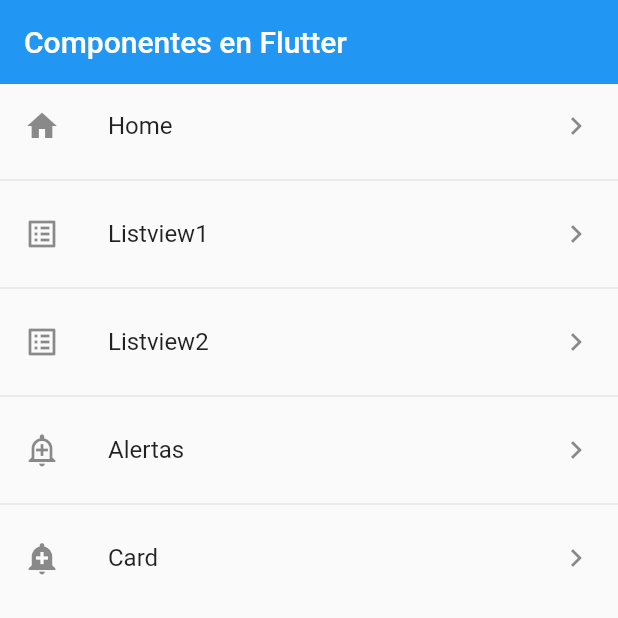
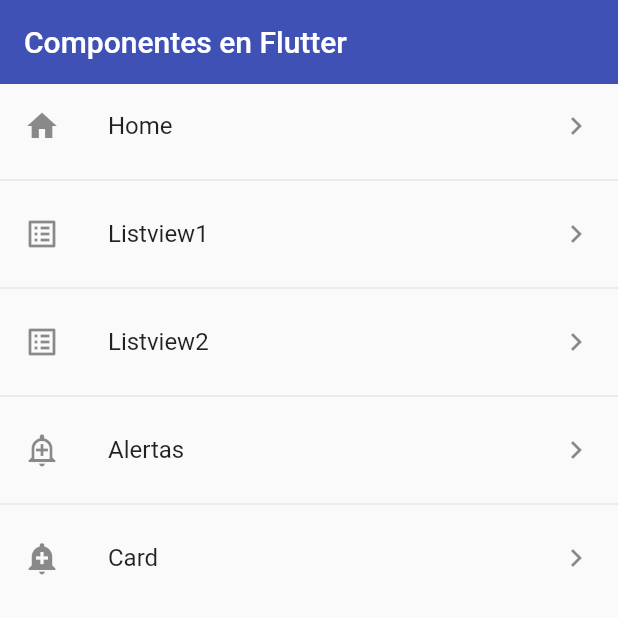
Before and after one commit to flutter-spain/fl_components, a Flutter app: the screen it shows after launch, on a phone screen of 412 x 824 dp, the top half of it. Run offline on Flutter 3.47's test engine with Material 2 defaults, Android fonts, the phone set to English and light mode, and no system bars.

Commit message:
74 Tema global de la aplicacion

```diff
--- a/lib/main.dart
+++ b/lib/main.dart
@@ -15,6 +15,16 @@ class MyApp extends StatelessWidget {
       initialRoute: AppRouter.initialRoute,
       routes: AppRouter.getAppRoutes(),
       onGenerateRoute: AppRouter.onGenerateRoute,
+      theme: ThemeData.light().copyWith(
+        // Color primario
+        primaryColor: Colors.indigo,
+
+        // AppBar
+        appBarTheme: const AppBarTheme(
+          elevation: 0,
+          color: Colors.indigo,
+        ),
+      )
     );
   }
 }
```
